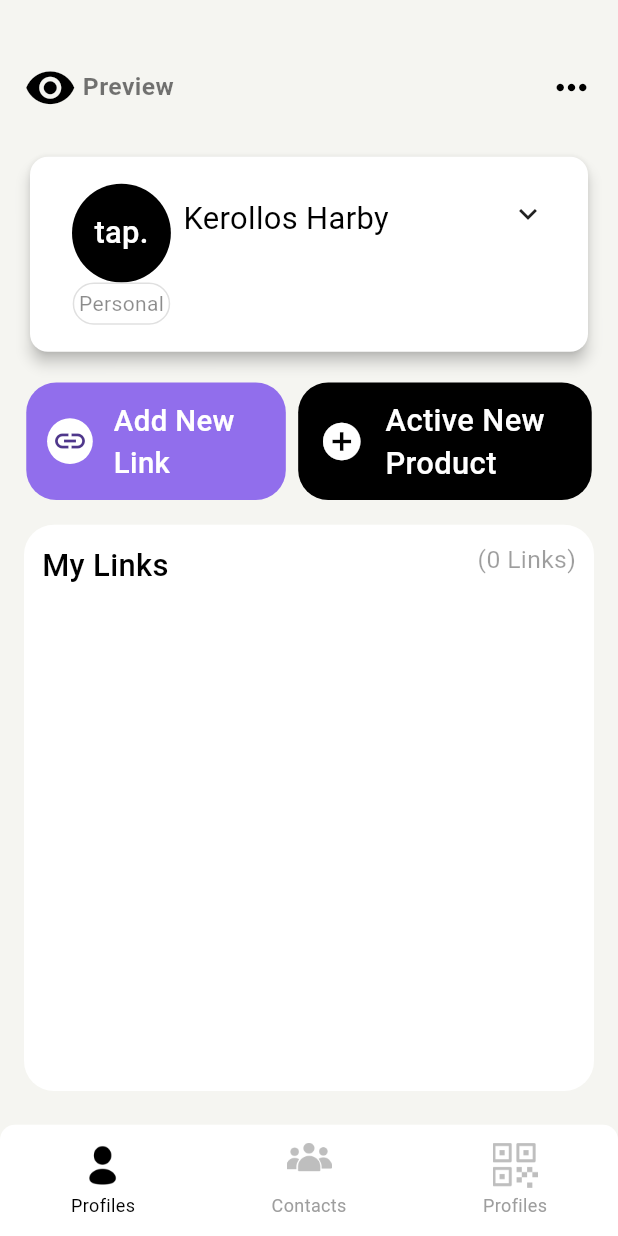
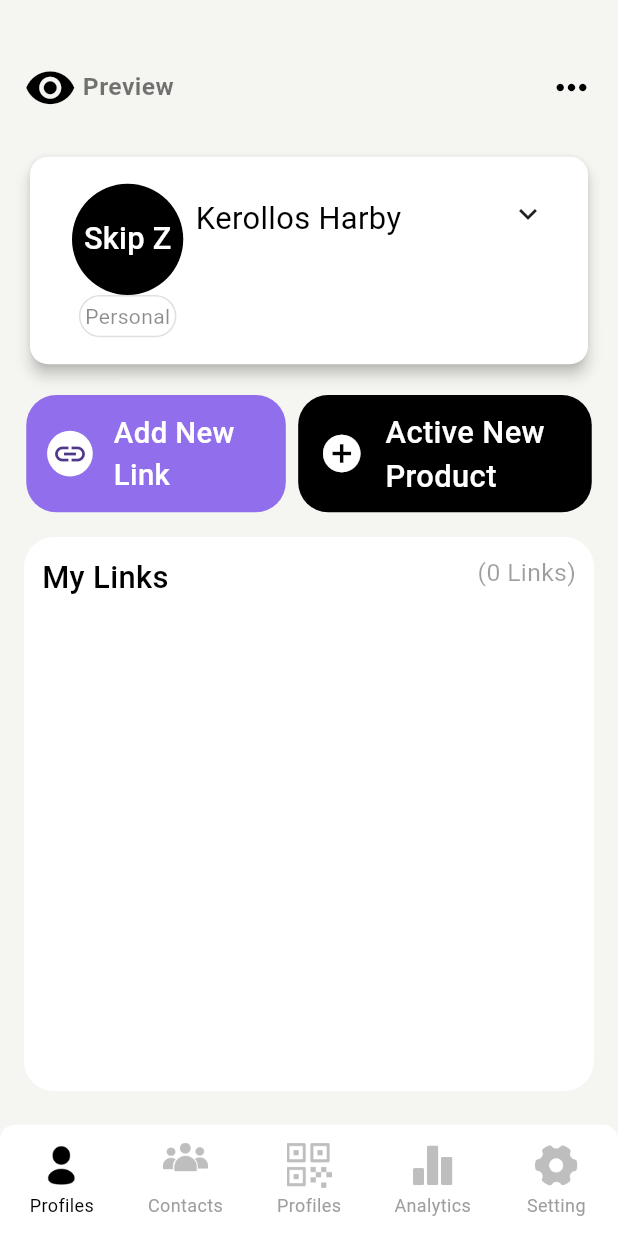
Before and after one commit to kyrolloss/NFC, a Flutter app: the MainLayout screen opened directly, on a phone screen of 412 x 824 dp. Run offline on Flutter 3.47's test engine with Material 3 defaults, Android fonts, the phone set to English and light mode, and no system bars; drawn by our look-alikes of persistent_bottom_nav_bar; our stand-ins replace custom_sliding_segmented_control, flutter_switch.

Commit message:
handel Settings UI

```diff
--- a/lib/Features/MainLayout/Presentation/Main Layout View.dart
+++ b/lib/Features/MainLayout/Presentation/Main Layout View.dart
@@ -1,6 +1,8 @@
 import 'package:flutter/material.dart';
+import 'package:nfc/Features/MainLayout/Presentation/View/Analytics%20View/Analytics%20View.dart';
 import 'package:nfc/Features/MainLayout/Presentation/View/Contacts%20View/Contacts%20View.dart';
 import 'package:nfc/Features/MainLayout/Presentation/View/Home%20View/Home%20View.dart';
+import 'package:nfc/Features/MainLayout/Presentation/View/Settings%20View/Settings%20View.dart';
 import 'package:nfc/Features/MainLayout/Presentation/View/Share%20View/Share%20View.dart';
 import 'package:persistent_bottom_nav_bar/persistent_bottom_nav_bar.dart';
 
@@ -15,10 +17,12 @@
   late PersistentTabController _controller;
 
   List<Widget> _buildScreens() {
-    return [
-      const HomeView(),
-      const ContactsView(),
-      const ShareView(),
+    return const [
+      HomeView(),
+      ContactsView(),
+      ShareView(),
+      AnalyticsView(),
+      SettingsView()
     ];
   }
 
@@ -78,36 +82,45 @@
 
 
       ),
-      // PersistentBottomNavBarItem(
-      //   icon: SizedBox(
-      //     height: 30,
-      //     width: 30,
-      //     child: Image.asset('assets/images/analytics.png'),
-      //   ),
-      //   inactiveIcon: SizedBox(
-      //     height: 30,
-      //     width: 30,
-      //     child: Image.asset('assets/images/analytics grey.png'),
-      //   ),
-      //   title: ("Analytics"),
-      //
-      //
-      // ),
-      // PersistentBottomNavBarItem(
-      //   icon: SizedBox(
-      //     height: 30,
-      //     width: 30,
-      //     child: Image.asset('assets/images/setting.png'),
-      //   ),
-      //   inactiveIcon: SizedBox(
-      //     height: 30,
-      //     width: 30,
-      //     child: Image.asset('assets/images/setting grey.png'),
-      //   ),
-      //   title: ("Settings"),
-      //
-      //
-      // ),
+      PersistentBottomNavBarItem(
+        activeColorPrimary: Colors.black,
+        inactiveColorPrimary: Colors.grey,
+        icon: SizedBox(
+          height: 30,
+          width: 30,
+          child: Image.asset('assets/images/analytics.png' , fit: BoxFit.fill,),
+        ),
+        inactiveIcon: SizedBox(
+          height: 30,
+          width: 30,
+          child: Image.asset('assets/images/analytics grey.png'),
+        ),
+        title: ("Analytics"),
+
+
+
+
+      ),
+      PersistentBottomNavBarItem(
+        activeColorPrimary: Colors.black,
+        inactiveColorPrimary: Colors.grey,
+        icon: SizedBox(
+          height: 30,
+          width: 30,
+          child: Image.asset('assets/images/setting.png' , fit: BoxFit.fill,),
+        ),
+        inactiveIcon: SizedBox(
+          height: 30,
+          width: 30,
+          child: Image.asset('assets/images/setting grey.png'),
+        ),
+        title: ("Setting"),
+
+
+
+
+      ),
+
     ];
   }
 
--- a/lib/Features/MainLayout/Presentation/View/Analytics View/Widgets/Analyticals Row.dart
+++ b/lib/Features/MainLayout/Presentation/View/Analytics View/Widgets/Analyticals Row.dart
@@ -20,7 +20,7 @@
             backgroundColor: Colors.black,
             radius: width * .06,
             child: Text(
-              'tap.',
+              'Skip Z',
               style: TextStyle(color: Colors.white, fontSize: width * .04),
             ),
           ),
--- a/lib/Features/MainLayout/Presentation/View/Contacts View/Widgets/Taps/Contacts Screen/Contacts Screen.dart
+++ b/lib/Features/MainLayout/Presentation/View/Contacts View/Widgets/Taps/Contacts Screen/Contacts Screen.dart
@@ -17,7 +17,7 @@
 
           SizedBox(
             height: height * .275,
-            width: width * .725,
+            width: width ,
             child: const Image(
               image:
                   AssetImage('assets/images/no-data-concept-illustration.png'),
--- a/lib/Features/MainLayout/Presentation/View/Home View/Widgets/Home Card/Home Card.dart
+++ b/lib/Features/MainLayout/Presentation/View/Home View/Widgets/Home Card/Home Card.dart
@@ -44,9 +44,9 @@
                           children: [
                             CircleAvatar(
                               backgroundColor: Colors.black,
-                              radius: width * .08,
+                              radius: width * .09,
                               child: Text(
-                                'tap.',
+                                'Skip Z',
                                 style: TextStyle(
                                     color: Colors.white, fontSize: width * .05),
                               ),
--- a/lib/Features/MainLayout/Presentation/View/Share View/Widgets/Share Card.dart
+++ b/lib/Features/MainLayout/Presentation/View/Share View/Widgets/Share Card.dart
@@ -36,7 +36,7 @@
                                   backgroundColor: Colors.black,
                                   radius: width * .08,
                                   child: Text(
-                                    'tap.',
+                                    'Skip Z',
                                     style: TextStyle(
                                         color: Colors.white,
                                         fontSize: width * .05),
@@ -118,7 +118,7 @@
                             ),
                             child: Center(
                               child: Text(
-                                'tap.',
+                                'Skip Z',
                                 style: TextStyle(
                                     color: Colors.white, fontSize: width * .065 , fontWeight: FontWeight.bold),
                               ),
--- a/lib/main.dart
+++ b/lib/main.dart
@@ -1,6 +1,7 @@
 import 'package:flutter/material.dart';
 import 'package:nfc/Features/MainLayout/Presentation/Main%20Layout%20View.dart';
 import 'package:nfc/Features/MainLayout/Presentation/View/Analytics%20View/Analytics%20View.dart';
+import 'package:nfc/Features/MainLayout/Presentation/View/Settings%20View/Settings%20View.dart';
 import 'package:nfc/Features/MainLayout/Presentation/View/Share%20View/Share%20View.dart';
 
 import 'Features/MainLayout/Presentation/View/Contacts View/Contacts View.dart';
@@ -20,7 +21,7 @@
         scaffoldBackgroundColor: const Color(0xffF5F5F1),
       ),
       debugShowCheckedModeBanner: false,
-      home:  const AnalyticsView(),
+      home:  const MainLayout(),
     );
   }
 }
```
Also changed, not shown: lib/Features/MainLayout/Presentation/View/Settings View/Settings View.dart (added, +153 -0 lines), lib/Features/MainLayout/Presentation/View/Settings View/Widgets/Settings Card/Settings Card.dart (added, +154 -0 lines), lib/Features/MainLayout/Presentation/View/Settings View/Widgets/Settings Components/Settings Components.dart (added, +58 -0 lines), lib/Features/MainLayout/Presentation/View/Settings View/Widgets/Settings Components/Settings Componets 2/Settings Componets 2.dart (added, +77 -0 lines), lib/Features/MainLayout/Presentation/View/Share View/Widgets/Share Components/widget/custom List Item.dart (+4 -3 lines).
